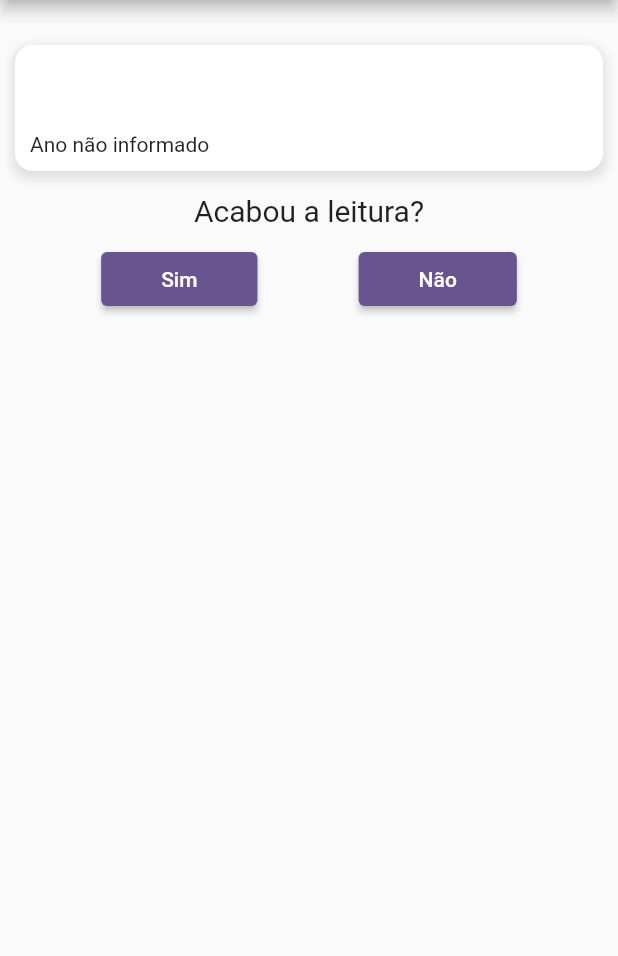
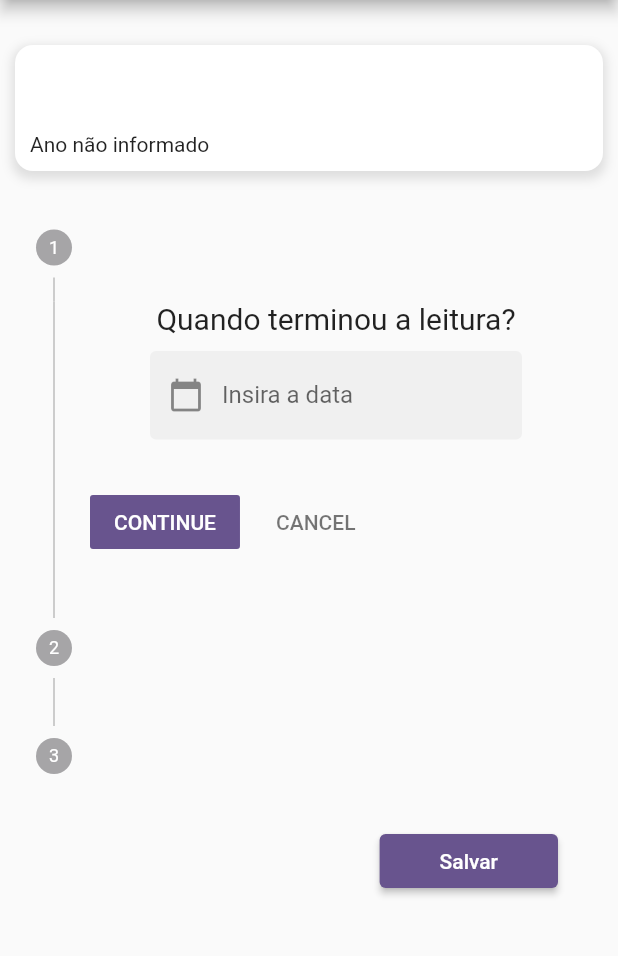
Before and after one commit to GuinterZaffalon/readingtracker, a Flutter app: the Register screen opened directly with empty values, on a phone screen of 412 x 824 dp, the part 84-1040 px from its top. Run offline on Flutter 3.47's test engine with Material 3 defaults, Android fonts, the phone set to English and light mode, and no system bars; our stand-ins replace flutter_rating_bar, sqflite; missing offline and left inert: linear_progress_bar; accounts and stored records are empty.

Commit message:
mudança na altura do navigation e comeco dos steps

```diff
--- a/lib/src/screens/register.dart
+++ b/lib/src/screens/register.dart
@@ -30,7 +30,6 @@ class Register extends StatefulWidget {
 }
 
 class _RegisterState extends State<Register> {
-  bool? isReading;
   TextEditingController dateController = TextEditingController();
   int rating = 0;
   String comment = "";
@@ -202,79 +201,28 @@ class _RegisterState extends State<Register> {
           ),
           const SizedBox(height: 15),
           isLoading ? const Text("") :
-              Container(
-                child: Column(
-              children: [
-                const Text("Acabou a leitura?", style: TextStyle(fontSize: 20)),
-                const SizedBox(height: 10),
+           Container(
+              child:
+                  Stepper(
+                    steps: steps(),
+                    currentStep: _currentPage,
+                    onStepContinue: () {
+                      if (_currentPage < steps().length - 1) {
+                        _pageController.nextPage(
+                            duration: const Duration(milliseconds: 100),
+                            curve: Curves.linear);
+                      }
+                    },
+                    onStepCancel: () {
+                      if (_currentPage > 0) {
+                        _pageController.previousPage(
+                            duration: const Duration(milliseconds: 100),
+                            curve: Curves.linear);
+                      }
+                    },
+                  )
+                ),
                 Row(
-                  mainAxisAlignment: MainAxisAlignment.spaceEvenly,
-                  children: [
-                    ElevatedButton(
-                      onPressed: () {
-                        setState(() {
-                          isReading = false;
-                        });
-                      },
-                      child: const Text("Sim"),
-                      style: ButtonStyle(
-                        padding: MaterialStateProperty.all(
-                            const EdgeInsets.fromLTRB(40, 10, 40, 10)),
-                      ),
-                    ),
-                    ElevatedButton(
-                      onPressed: () {
-                        setState(() {
-                          isReading = true;
-                        });
-                      },
-                      child: const Text("Não"),
-                      style: ButtonStyle(
-                        padding: MaterialStateProperty.all(
-                            const EdgeInsets.fromLTRB(40, 10, 40, 10)),
-                      ),
-                    ),
-                  ],
-                ),
-              ])),
-           Container(
-              child: isReading == null
-                  ? const Text("")
-                  : (isReading! //aqui começa o trecho que muda de acordo com o sim ou não
-                  ? Column(children: [
-                const SizedBox(height: 15),
-                    DatePickerField(onDateSelected: (date) {
-                      setState(() {
-                        this.date = date;
-                      });
-                    }),
-                const SizedBox(height: 15),
-                CommentBox(onChange: (value) {
-                  setState(() {
-                    commentNotFinished = value;
-                  });
-                })
-              ])
-                  : Column(children: [
-                const SizedBox(height: 15),
-                DatePickerField(onDateSelected: (date) {
-                  setState(() {
-                    this.date = date;
-                  });
-                }),
-                Ratting(rattingStar: (rating) {
-                  setState(() {
-                    this.rating = rating.toInt();
-                  });
-                }),
-                const SizedBox(height: 15),
-                CommentBox(onChange: (value) {
-                  setState(() {
-                    comment = value;
-                  });
-                }
-                ),
-                Row( //botão de salvar atual
                     mainAxisAlignment: MainAxisAlignment.end,
                     children: [
                       Padding(
@@ -305,10 +253,36 @@ class _RegisterState extends State<Register> {
                             ),
                           ))
                     ])
-              ])),
-            ),
-        ],
+              ]
       ),
     );
   }
+
+  List<Step> steps() => [
+     Step(
+      title: const Text(""),
+      content: DatePickerField(onDateSelected: (date) {
+        setState(() {
+          this.date = date;
+        });
+      }),
+    ),
+    Step(
+      title: const Text(""),
+      content: Ratting(rattingStar: (rating) {
+        setState(() {
+          this.rating = rating.toInt();
+        });
+      }),
+    ),
+    Step(
+        title: const Text(""),
+        content:
+        CommentBox(onChange: (value) {
+          setState(() {
+            comment = value;
+        });
+      })
+    )
+  ];
 }
```
Also changed, not shown: lib/main.dart (+2 -29 lines), lib/src/components/navigationBar.dart (+42 -0 lines), lib/src/screens/expanded.dart (+2 -29 lines), lib/src/screens/perfil.dart (+2 -29 lines).
